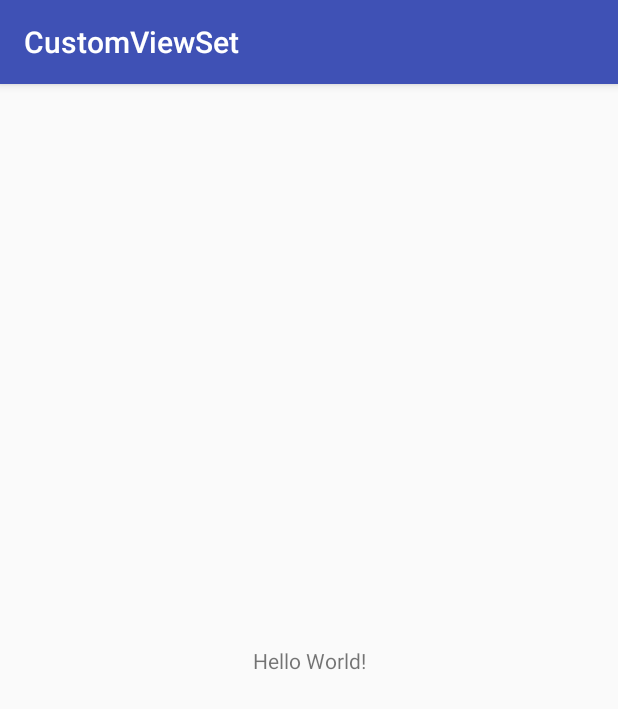
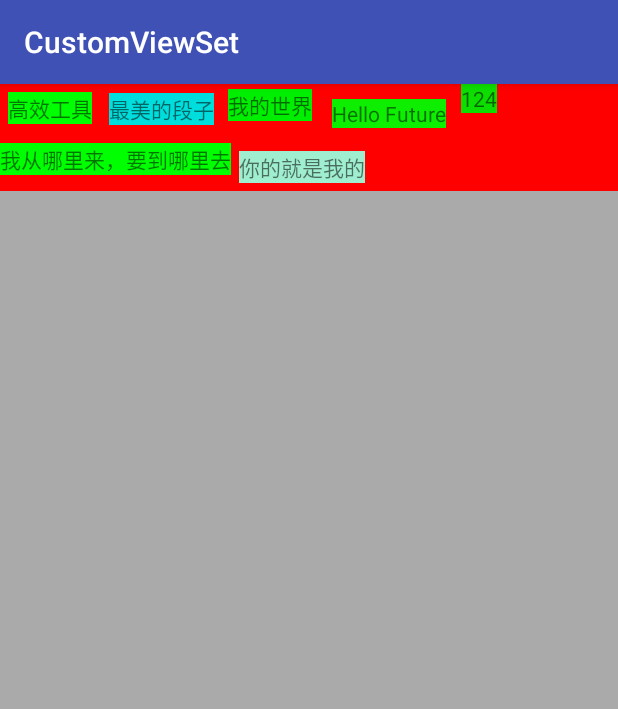
Before and after one commit to tianxiake/CustomViewSet, an Android app: the screen it shows after launch (MainActivity), on a phone screen of 412 x 824 dp. Shown: the top 709 px of the screen. Run offline under Robolectric (Android 15) with nearby library versions, the phone set to English and light mode, and no system bars.

Commit message:
添加自定义的CustomFlowLayout

```diff
--- a/app/src/main/java/com/snail/customviewset/MainActivity.java
+++ b/app/src/main/java/com/snail/customviewset/MainActivity.java
@@ -1,7 +1,11 @@
 package com.snail.customviewset;
 
+import android.os.Bundle;
 import android.support.v7.app.AppCompatActivity;
-import android.os.Bundle;
+import android.view.View;
+import android.widget.Toast;
+
+import com.snail.customviewset.view.CustomFlowLayout;
 
 public class MainActivity extends AppCompatActivity {
 
@@ -9,5 +13,19 @@ public class MainActivity extends AppCompatActivity {
     protected void onCreate(Bundle savedInstanceState) {
         super.onCreate(savedInstanceState);
         setContentView(R.layout.activity_main);
+
+        CustomFlowLayout flowLayout = findViewById(R.id.cfl_layout);
+        flowLayout.setOnItemClickListener(new CustomFlowLayout.OnItemClickListener() {
+            @Override
+            public void onClick(View view, int position) {
+                Toast.makeText(MainActivity.this, "position=" + position, Toast.LENGTH_LONG).show();
+            }
+        });
+
+
+//        TextView textView = new TextView(this);
+//        RelativeLayout.LayoutParams layoutParams = new RelativeLayout.LayoutParams(ViewGroup.LayoutParams.MATCH_PARENT, ViewGroup.LayoutParams.MATCH_PARENT);
+//        layoutParams.addRule(RelativeLayout.ALIGN_BOTTOM);
+//        textView.setLayoutParams(layoutParams);
     }
 }
--- /dev/null
+++ b/app/src/main/java/com/snail/customviewset/view/CustomFlowLayout.java
@@ -0,0 +1,185 @@
+package com.snail.customviewset.view;
+
+import android.content.Context;
+import android.util.AttributeSet;
+import android.util.Log;
+import android.view.View;
+import android.view.ViewGroup;
+
+/**
+ * @author yongjie on 2018/6/4.
+ */
+public class CustomFlowLayout extends ViewGroup {
+
+
+    private static final String LYJ_TAG = "LYJ_CustomFlowLayout";
+
+    public CustomFlowLayout(Context context) {
+        super(context);
+    }
+
+    public CustomFlowLayout(Context context, AttributeSet attrs) {
+        super(context, attrs);
+    }
+
+    public CustomFlowLayout(Context context, AttributeSet attrs, int defStyleAttr) {
+        super(context, attrs, defStyleAttr);
+    }
+
+    /**
+     * 重写逻辑：
+     * 1>获取父view的建议大小
+     * 2>测量子view的大小，要考虑换行的问题
+     * 3>设置测量的结果
+     *
+     * @param widthMeasureSpec
+     * @param heightMeasureSpec
+     */
+    @Override
+    protected void onMeasure(int widthMeasureSpec, int heightMeasureSpec) {
+        super.onMeasure(widthMeasureSpec, heightMeasureSpec);
+        //定义测量结果
+        int measureWidth = 0;
+        int measureHeight = 0;
+
+        //获取父view期望的子view的模式
+        int widthMode = MeasureSpec.getMode(widthMeasureSpec);
+        int heightMode = MeasureSpec.getMode(heightMeasureSpec);
+        //获取父view期望的子view的大小
+        int widthSize = MeasureSpec.getSize(widthMeasureSpec);
+        int heightSize = MeasureSpec.getSize(heightMeasureSpec);
+
+        int lineWidth = 0;
+        int lineHeight = 0;
+        int childWidth = 0;
+        int childHeight = 0;
+
+        int childCount = getChildCount();
+        for (int i = 0; i < childCount; i++) {
+            View child = getChildAt(i);
+            //此处已经测量了子view，后面的onLayout中就可以直接用了
+            measureChild(child, widthMeasureSpec, heightMeasureSpec);
+
+            MarginLayoutParams lp = (MarginLayoutParams) child.getLayoutParams();
+            childWidth = child.getMeasuredWidth() + lp.leftMargin + lp.rightMargin;
+            childHeight = child.getMeasuredHeight() + lp.topMargin + lp.bottomMargin;
+
+            if (childWidth + lineWidth > widthSize) {
+                //换行
+                measureWidth = Math.max(measureWidth, lineWidth);
+                //这个高度加的是上一行的高度
+                measureHeight += lineHeight;
+                lineWidth = childWidth;
+                lineHeight = childHeight;
+            } else {
+                //不换行
+                lineWidth += childWidth;
+                lineHeight = Math.max(lineHeight, childHeight);
+            }
+
+            if (i == childCount - 1) {
+                measureWidth = Math.max(measureWidth, lineWidth);
+                measureHeight += lineHeight;
+            }
+
+        }
+
+
+        Log.v(LYJ_TAG, "measureWidth=" + measureWidth + ",measureHeight=" + measureHeight);
+        //设置测量结果
+        setMeasuredDimension(widthMode == MeasureSpec.EXACTLY ? widthSize : measureWidth,
+                heightMode == MeasureSpec.EXACTLY ? heightSize : measureHeight);
+    }
+
+    @Override
+    protected void onLayout(boolean changed, int l, int t, int r, int b) {
+        //定义子view的四个坐标
+        int left = 0;
+        int right = 0;
+        int top = 0;
+        int bottom = 0;
+
+        int lineLeft = 0;
+        int lineHeight = 0;
+        //行高的累加值
+        int height = 0;
+
+        int childCount = getChildCount();
+
+        for (int i = 0; i < childCount; i++) {
+            View child = getChildAt(i);
+            MarginLayoutParams lp = (MarginLayoutParams) child.getLayoutParams();
+            int childWidth = child.getMeasuredWidth() + lp.leftMargin + lp.rightMargin;
+            int childHeight = child.getMeasuredHeight() + lp.topMargin + lp.bottomMargin;
+
+            if (childWidth + lineLeft > getMeasuredWidth()) {
+                //换行
+                height += lineHeight;
+                lineLeft = childWidth;
+                left = lp.leftMargin;
+                top = height + lp.topMargin;
+                right = left + child.getMeasuredWidth();
+                bottom = top + child.getMeasuredHeight();
+            } else {
+                //不换行
+                left = lineLeft + lp.leftMargin;
+                top = height + lp.topMargin;
+                right = left + child.getMeasuredWidth();
+                bottom = top + child.getMeasuredHeight();
+                lineLeft += childWidth;
+                lineHeight = Math.max(childHeight, lineHeight);
+            }
+
+            Log.v(LYJ_TAG, "index=" + i + ",left=" + left + ",top=" + top + ",right=" + right + ",bottom=" + bottom);
+            child.layout(left, top, right, bottom);
+        }
+
+    }
+
+    public void setOnItemClickListener(final OnItemClickListener onItemClickListener) {
+        if (onItemClickListener != null) {
+            int childCount = getChildCount();
+            for (int i = 0; i < childCount; i++) {
+                final int position = i;
+                View child = getChildAt(i);
+                child.setOnClickListener(new OnClickListener() {
+                    @Override
+                    public void onClick(View v) {
+                        onItemClickListener.onClick(v, position);
+                    }
+                });
+            }
+        }
+
+    }
+
+    @Override
+    protected LayoutParams generateLayoutParams(LayoutParams p) {
+        return new MarginLayoutParams(p);
+    }
+
+    @Override
+    public LayoutParams generateLayoutParams(AttributeSet attrs) {
+        return new MarginLayoutParams(getContext(), attrs);
+    }
+
+    @Override
+    protected LayoutParams generateDefaultLayoutParams() {
+        return new ViewGroup.LayoutParams(LayoutParams.MATCH_PARENT, LayoutParams.MATCH_PARENT);
+    }
+
+    @Override
+    protected boolean checkLayoutParams(LayoutParams p) {
+        return super.checkLayoutParams(p);
+    }
+
+    public interface OnItemClickListener {
+
+        /**
+         * 点击事件
+         *
+         * @param view
+         */
+        void onClick(View view, int position);
+    }
+}
--- a/app/src/main/res/layout/activity_main.xml
+++ b/app/src/main/res/layout/activity_main.xml
@@ -1,18 +1,67 @@
 <?xml version="1.0" encoding="utf-8"?>
-<android.support.constraint.ConstraintLayout xmlns:android="http://schemas.android.com/apk/res/android"
-    xmlns:app="http://schemas.android.com/apk/res-auto"
+<LinearLayout xmlns:android="http://schemas.android.com/apk/res/android"
+    xmlns:myapp="http://schemas.android.com/apk/res-auto"
     xmlns:tools="http://schemas.android.com/tools"
     android:layout_width="match_parent"
     android:layout_height="match_parent"
+    android:background="#aaaaaa"
     tools:context=".MainActivity">
 
-    <TextView
-        android:layout_width="wrap_content"
+    <com.snail.customviewset.view.CustomFlowLayout
+        android:id="@+id/cfl_layout"
+        android:layout_width="match_parent"
         android:layout_height="wrap_content"
-        android:text="Hello World!"
-        app:layout_constraintBottom_toBottomOf="parent"
-        app:layout_constraintLeft_toLeftOf="parent"
-        app:layout_constraintRight_toRightOf="parent"
-        app:layout_constraintTop_toTopOf="parent" />
+        android:background="#ff0000">
 
-</android.support.constraint.ConstraintLayout>
+        <TextView
+            android:layout_margin="5dp"
+            android:layout_width="wrap_content"
+            android:layout_height="wrap_content"
+            android:background="#00ff00"
+            android:text="高效工具" />
+
+        <TextView
+            android:layout_margin="6dp"
+            android:layout_width="wrap_content"
+            android:layout_height="wrap_content"
+            android:background="#00dddd"
+            android:text="最美的段子" />
+
+        <TextView
+            android:layout_margin="3dp"
+            android:background="#00ee00"
+            android:layout_width="wrap_content"
+            android:layout_height="wrap_content"
+            android:text="我的世界" />
+
+        <TextView
+            android:layout_width="wrap_content"
+            android:layout_height="wrap_content"
+            android:layout_margin="10dp"
+            android:background="#0eee00"
+            android:text="Hello Future" />
+
+        <TextView
+            android:layout_width="wrap_content"
+            android:layout_height="wrap_content"
+            android:layout_margin="0dp"
+            android:background="#0dde00"
+            android:text="124" />
+
+        <TextView
+            android:layout_width="wrap_content"
+            android:layout_height="wrap_content"
+            android:background="#00ff00"
+            android:text="我从哪里来，要到哪里去" />
+
+        <TextView
+            android:layout_width="wrap_content"
+            android:layout_height="wrap_content"
+            android:layout_margin="5dp"
+            android:background="#a0eed0"
+            android:text="你的就是我的" />
+
+    </com.snail.customviewset.view.CustomFlowLayout>
+
+
+</LinearLayout>
```
Also changed, not shown: app/src/main/java/com/snail/customviewset/view/MyTextView.java (added, +46 -0 lines), app/src/main/java/com/snail/customviewset/view/MyViewGroup.java (added, +48 -0 lines), app/src/main/res/values/attrs.xml (added, +10 -0 lines), 1 other file.
